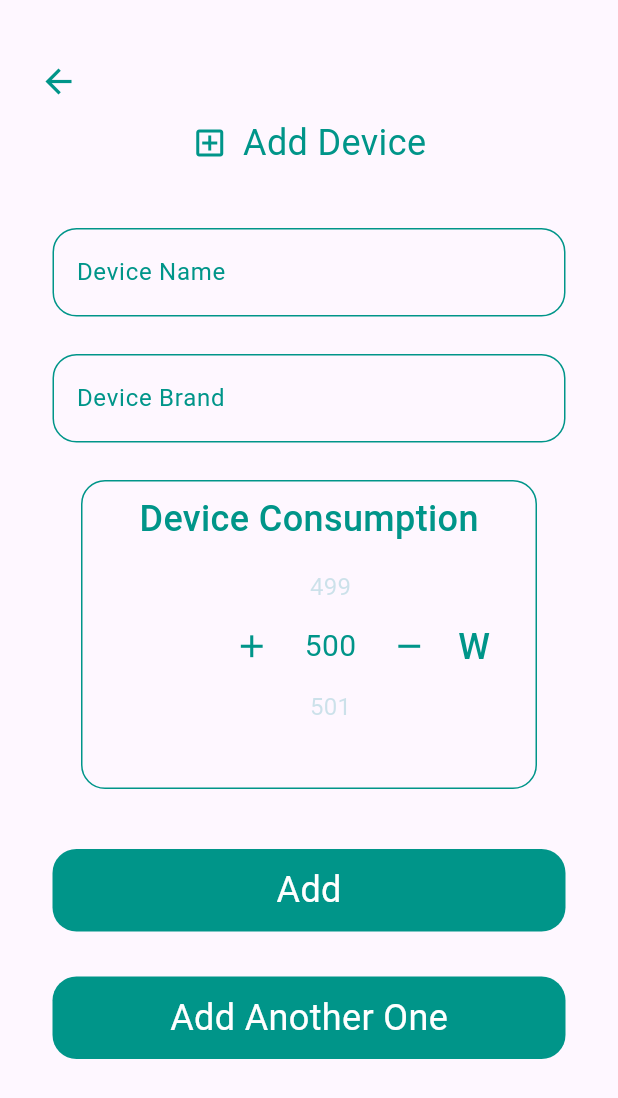
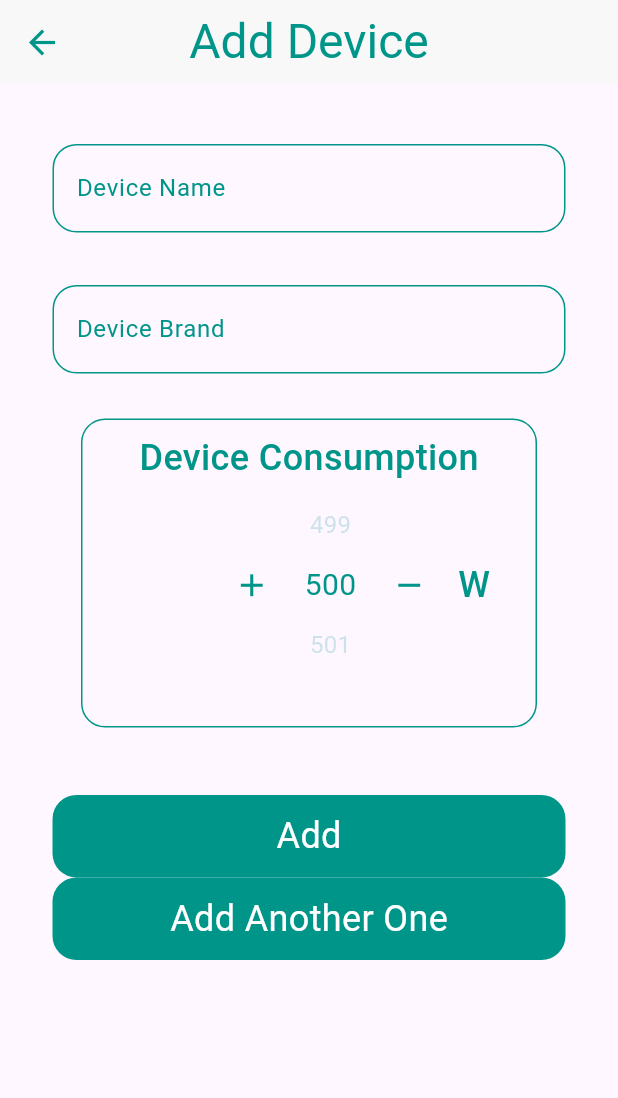
Before and after one commit to omniagaber55/GraduationProject, a Flutter app: the AddDevice screen opened directly, on a phone screen of 412 x 824 dp. Shown: the top 1098 px of the screen. Run offline on Flutter 3.47's test engine with Material 3 defaults, Android fonts, the phone set to English and light mode, and no system bars; drawn by our look-alikes of numberpicker; our stand-ins replace animated_text_kit, flutter_chat_types, flutter_chat_ui, flutter_switch, lottie, pinput and 1 more; missing offline and left inert: mobile_scanner, mqtt_client, qr_scanner_overlay.

Commit message:
Implemented new feature

```diff
--- a/app/lib/Components/PersonChat.dart
+++ b/app/lib/Components/PersonChat.dart
@@ -28,7 +28,7 @@ class PersonChat extends StatelessWidget {
         padding: const EdgeInsets.all(8.0),
         child: Text(
           name,
-          style: TextStyle(
+          style: const TextStyle(
             fontSize: 24,
             fontWeight: FontWeight.w400,
             color: PrimaryColor,
--- a/app/lib/Components/PickerDevice.dart
+++ b/app/lib/Components/PickerDevice.dart
@@ -82,8 +82,8 @@ class _PickerDeviceState extends State<PickerDevice> {
                           widget.onDeviceSelected(_deviceConsumption);
                         });
                       },
-                      textStyle: TextStyle(
-                        color: const Color.fromARGB(50, 0, 137, 149),
+                      textStyle: const TextStyle(
+                        color: Color.fromARGB(50, 0, 137, 149),
                         fontSize: 16,
                         fontWeight: FontWeight.w400,
                       ),
--- a/app/lib/services/PostLogIn.dart
+++ b/app/lib/services/PostLogIn.dart
@@ -25,4 +25,6 @@ class ApiService {
       throw Exception('Failed to login ');
     }
   }
+
+  static getDevices() {}
 }
--- a/app/lib/veiws/AddDevice.dart
+++ b/app/lib/veiws/AddDevice.dart
@@ -5,8 +5,7 @@ import 'package:flutter/material.dart';
 import 'package:http/http.dart' as http;
 import 'package:app/constants.dart';
 
-import 'package:app/Components/PickerDevice.dart';
-
+import 'package:app/components/PickerDevice.dart'; // Adjust import path as per your project structure
 
 class AddDevice extends StatefulWidget {
   const AddDevice({Key? key}) : super(key: key);
@@ -18,59 +17,49 @@ class AddDevice extends StatefulWidget {
 class _AddDeviceState extends State<AddDevice> {
   final TextEditingController nameController = TextEditingController();
   final TextEditingController brandController = TextEditingController();
-  int selectedDevice = 0;
+  int selectedDevice = 0; // Default device consumption
 
   Future<void> _postData() async {
-    String name = nameController.text;
-    String brand = brandController.text;
+    String name = nameController.text.trim();
+    String brand = brandController.text.trim();
 
-    try {
-      final response = await http.post(
-        Uri.parse('https://3b3a-197-43-150-8.ngrok-free.app/api/add-device'),
-        headers: {
+    var headers = {
       'Accept': 'application/json',
-          'Authorization': 'Bearer 33|TsM4ZeboAzmCEFgcKC0DIwNLPJhxUrydQ9b6qv5I0dd7dfae',
-        },
+      'Authorization': 'Bearer 33|TsM4ZeboAzmCEFgcKC0DIwNLPJhxUrydQ9b6qv5I0dd7dfae', // Replace with your actual token
+    };
+
+    var url = Uri.parse('https://9a32-197-43-150-8.ngrok-free.app/api/add-device');
+    var response = await http.post(
+      url,
+      headers: headers,
       body: {
         'device_name': name,
         'device_brand': brand,
-          'device_type': selectedDevice.toString(),
+        'device_consumption': selectedDevice.toString(),
       },
     );
 
-      if (response.statusCode == 201) {
+    if (response.statusCode == 200) {
       print('Device added successfully');
-        print('Device Name: $name');
-        print('Device Brand: $brand');
-        print('Selected Device Type: $selectedDevice');
+      print(response.body);
+      // Navigate to another screen upon successful addition (optional)
       Navigator.push(
         context,
         MaterialPageRoute(
-            builder: (context) => const ForyouDevice(),
+          builder: (context) => const ForyouDevice(), // Replace with your desired destination
         ),
       );
     } else {
       print('Failed to add device. Status code: ${response.statusCode}');
       print('Response body: ${response.body}');
     }
-    } catch (e) {
-      print('Exception occurred: $e');
-    }
   }
 
   @override
   Widget build(BuildContext context) {
     return Scaffold(
-      body: SingleChildScrollView(
-        child: Column(
-          children: [
-            const SizedBox(height: 30),
-            Padding(
-              padding: const EdgeInsets.only(left: 15),
-              child: Row(
-                mainAxisAlignment: MainAxisAlignment.start,
-                children: [
-                  IconButton(
+      appBar: AppBar(
+        leading: IconButton(
           onPressed: () {
             Navigator.of(context).pop();
           },
@@ -80,35 +69,31 @@ class _AddDeviceState extends State<AddDevice> {
             size: 26,
           ),
         ),
-                ],
+        elevation: 0,
+        backgroundColor: const Color.fromARGB(235, 248, 248, 248),
+        title: const Text(
+          "Add Device",
+          style: TextStyle(color: PrimaryColor, fontSize: 32),
         ),
+        centerTitle: true,
       ),
-            const Row(
-              mainAxisAlignment: MainAxisAlignment.center,
+      body: SafeArea(
+        child: SingleChildScrollView(
+          child: Column(
             children: [
-                Icon(Icons.add_box_outlined, color: PrimaryColor),
-                SizedBox(width: 10),
-                Text(
-                  "Add Device",
-                  style: TextStyle(
-                    fontSize: 24,
-                    fontWeight: FontWeight.w400,
-                    color: PrimaryColor,
-                  ),
-                ),
-              ],
-            ),
-            const SizedBox(height: 40),
-            CustomFiled(
+              Padding(
+                padding: const EdgeInsets.only(top: 40),
+                child: CustomFiled(
                   labelText: "Device Name",
                   controller: nameController,
                 ),
-            const SizedBox(height: 25),
+              ),
+              const SizedBox(height: 35),
               CustomFiled(
                 labelText: "Device Brand",
                 controller: brandController,
               ),
-            const SizedBox(height: 25),
+              const SizedBox(height: 30),
               PickerDevice(
                 onDeviceSelected: (selectedDevice) {
                   setState(() {
@@ -116,21 +101,20 @@ class _AddDeviceState extends State<AddDevice> {
                   });
                 },
               ),
-            const SizedBox(height: 40),
+              const SizedBox(height: 45),
             CustomButton(onTap: _postData, label: "Add"),
-            const SizedBox(height: 30),
-            CustomButton(
-              onTap: () {
+            CustomButton(  onTap: () {
                     Navigator.push(
                       context,
                       MaterialPageRoute(
-                    builder: (context) => const AddDevice(),
+                        builder: (context) =>
+                           AddDevice(), // Navigate to SignUpAsBuyer for Buyer
                       ),
                     );
-              },
-              label: "Add Another One",
+                  }, label: "Add Another One"),
+
+            ],
           ),
-          ],
         ),
       ),
     );
--- a/app/lib/veiws/AddItem.dart
+++ b/app/lib/veiws/AddItem.dart
@@ -34,7 +34,7 @@ class _AddItemState extends State<AddItem> {
     };
 
     var request = http.MultipartRequest(
-        'POST', Uri.parse('https://3b3a-197-43-150-8.ngrok-free.app/api/add-item'));
+        'POST', Uri.parse('https://9a32-197-43-150-8.ngrok-free.app/api/add-device'));
     request.headers.addAll(headers);
     request.fields.addAll({
       'price': price.toString(),
--- a/app/lib/veiws/ListVeiwChat.dart
+++ b/app/lib/veiws/ListVeiwChat.dart
@@ -66,7 +66,6 @@ class _LIstViewChatState extends State<LIstViewChat> {
                     },
                     child: Column(
                       children: [
-                        // Replace with actual chat person details
                         PersonChat(
                           name: "Dina Ali Saleh",
                           image: "assets/images/Chat.png",
--- a/app/lib/veiws/MarketForUser.dart
+++ b/app/lib/veiws/MarketForUser.dart
@@ -2,6 +2,7 @@ import 'package:app/Components/CustomProductCard.dart';
 import 'package:app/constants.dart';
 import 'package:app/models/market.dart';
 import 'package:app/services/GetAllDevices.dart';
+import 'package:app/services/get_all_product_service.dart';
 import 'package:app/veiws/AddItem.dart';
 import 'package:flutter/material.dart';
 
--- a/app/lib/veiws/Profile.dart
+++ b/app/lib/veiws/Profile.dart
@@ -18,14 +18,14 @@ class Profile extends StatefulWidget {
 
 class _ProfileState extends State<Profile> {
   Future<void> logoutUser() async {
-    var url = Uri.parse('https://your-backend-api.com/logout');  // Replace with your logout endpoint
+    var url = Uri.parse('https://4d36-197-43-81-117.ngrok-free.app/api/logout');
 
     try {
       var response = await http.post(
         url,
         headers: {
           'Accept': 'application/json',
-          'Authorization': 'Bearer your_access_token',  // Replace with your actual bearer token
+          'Authorization': 'Bearer your_access_token',
         },
       );
 
--- a/app/lib/veiws/ResetYourPassword.dart
+++ b/app/lib/veiws/ResetYourPassword.dart
@@ -16,7 +16,7 @@ class Reset_Password extends StatefulWidget {
 
 class _Reset_PasswordState extends State<Reset_Password> {
   final String apiUrl =
-      'https://jsonplaceholder.typicode.com/posts'; // API endpoint for posting password reset data
+      '{{url}}/doctor/api/doctor/reset-password?email=heba444@gmail.com'; // API endpoint for posting password reset data
 
   final TextEditingController confirmpasswordController =
       TextEditingController(); // Controller for confirm password field
--- a/app/lib/veiws/UpdateEmail.dart
+++ b/app/lib/veiws/UpdateEmail.dart
@@ -158,7 +158,7 @@ class _EmailUpdateScreenState extends State<EmailUpdateScreen> {
                 // Button to initiate OTP sending process
                 CustomButton(onTap: _postData, label: "Send OTP"),
                 // Display result message from API call
-                Text(result),
+
               ],
             ),
           ),
--- a/app/lib/veiws/WebPageVeiw.dart
+++ b/app/lib/veiws/WebPageVeiw.dart
@@ -9,7 +9,7 @@ class WebViewPage extends StatelessWidget {
     return const Scaffold(
       body: WebView(
         initialUrl:
-            'https://www.bing.com/search?pglt=41&q=google+translate&cvid=1c99c8c875694d6f898d005fdeb535e4&gs_lcrp=EgZjaHJvbWUqBggCEC4YQDIGCAAQRRg5MgYIARAuGEAyBggCEC4YQDIGCAMQRRg7MgYIBBAAGEAyBggFEC4YQDIGCAYQRRg8MgYIBxBFGDwyBggIEEUYPNIBCDIzMTFqMGoxqAIIsAIB&FORM=ANNTA1&PC=SCOOBE',
+            'https://BioVoltex.com',
         javascriptMode: JavascriptMode.unrestricted,
       ),
     );
```
Also changed, not shown: app/lib/Components/CustomDeviceCard.dart (+46 -14 lines), app/lib/Components/Notification.dart (+11 -12 lines), app/lib/main.dart (+2 -7 lines), app/lib/models/Device.dart (+8 -12 lines), app/lib/models/market.dart (+4 -5 lines), app/lib/services/GetAllDevices.dart (+18 -24 lines), app/lib/services/get_all_product_service.dart (+2 -6 lines), app/lib/veiws/EditDevice.dart (+32 -24 lines), app/lib/veiws/ForYou.dart (+8 -10 lines). Lines whose indentation alone changed are shown as unchanged.
